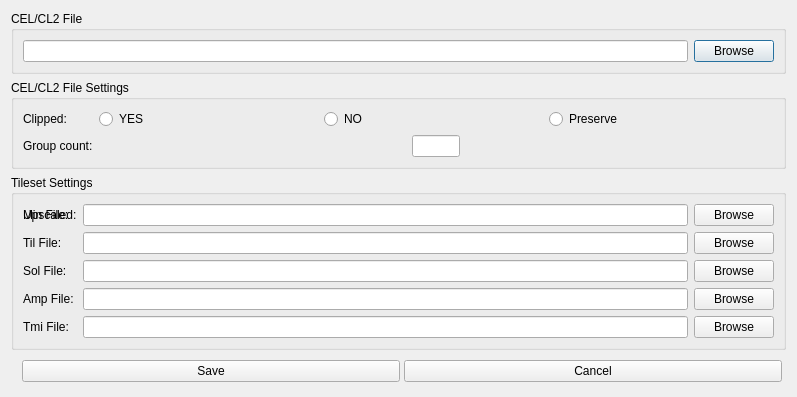
Before: the Qt Designer form source/saveasdialog.ui in pionere/d1-graphics-tool, drawn with Qt 5.
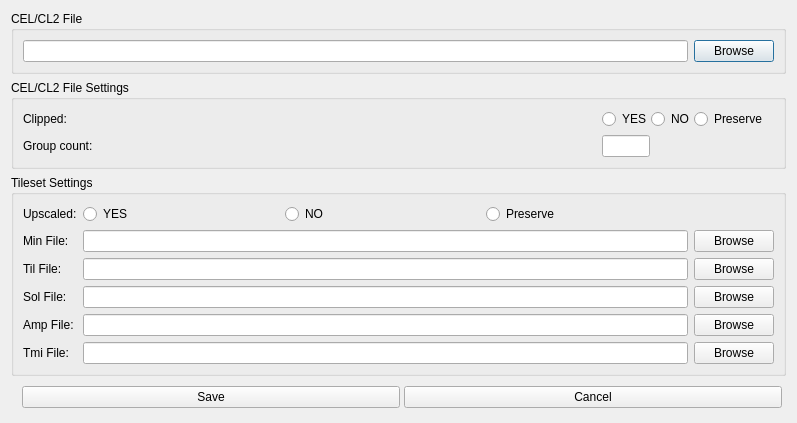
After: the same form once the commit is applied.

Diff of the .ui file:
```diff
--- a/source/saveasdialog.ui
+++ b/source/saveasdialog.ui
@@ -117,25 +117,14 @@
         </layout>
        </widget>
       </item>
+      <item row="0" column="2">
+       <spacer name="horizontalSpacer_2_0">
+        <property name="orientation">
+         <enum>Qt::Horizontal</enum>
+        </property>
+       </spacer>
+      </item>
       <item row="1" column="1">
-       <widget class="QWidget" name="celGroupWidget" native="true">
-        <layout class="QHBoxLayout" name="horizontalLayout_5">
-         <property name="spacing">
-          <number>0</number>
-         </property>
-         <property name="leftMargin">
-          <number>0</number>
-         </property>
-         <property name="topMargin">
-          <number>0</number>
-         </property>
-         <property name="rightMargin">
-          <number>0</number>
-         </property>
-         <property name="bottomMargin">
-          <number>0</number>
-         </property>
-         <item>
           <widget class="QLineEdit" name="celGroupEdit">
            <property name="minimumSize">
             <size>
@@ -154,8 +143,12 @@
            </property>
           </widget>
          </item>
-        </layout>
-       </widget>
+      <item row="1" column="2">
+       <spacer name="horizontalSpacer_2_1">
+        <property name="orientation">
+         <enum>Qt::Horizontal</enum>
+        </property>
+       </spacer>
       </item>
      </layout>
     </widget>
@@ -224,105 +217,112 @@
         </layout>
        </widget>
       </item>
-      <item row="0" column="0">
+      <item row="0" column="2">
+       <spacer name="horizontalSpacer_3_0">
+        <property name="orientation">
+         <enum>Qt::Horizontal</enum>
+        </property>
+       </spacer>
+      </item>
+      <item row="1" column="0">
        <widget class="QLabel" name="tilMinFileLabel">
         <property name="text">
          <string>Min File:</string>
         </property>
        </widget>
       </item>
-      <item row="0" column="1">
+      <item row="1" column="1">
        <widget class="QLineEdit" name="outputMinFileEdit">
         <property name="readOnly">
          <bool>true</bool>
         </property>
        </widget>
       </item>
-      <item row="0" column="2">
+      <item row="1" column="2">
        <widget class="QPushButton" name="outputMinFileBrowseButton">
         <property name="text">
          <string>Browse</string>
         </property>
        </widget>
       </item>
-      <item row="1" column="0">
+      <item row="2" column="0">
        <widget class="QLabel" name="tilTilFileLabel">
         <property name="text">
          <string>Til File:</string>
         </property>
        </widget>
       </item>
-      <item row="1" column="1">
+      <item row="2" column="1">
        <widget class="QLineEdit" name="outputTilFileEdit">
         <property name="readOnly">
          <bool>true</bool>
         </property>
        </widget>
       </item>
-      <item row="1" column="2">
+      <item row="2" column="2">
        <widget class="QPushButton" name="outputTilFileBrowseButton">
         <property name="text">
          <string>Browse</string>
         </property>
        </widget>
       </item>
-      <item row="2" column="0">
+      <item row="3" column="0">
        <widget class="QLabel" name="tilSolFileLabel">
         <property name="text">
          <string>Sol File:</string>
         </property>
        </widget>
       </item>
-      <item row="2" column="1">
+      <item row="3" column="1">
        <widget class="QLineEdit" name="outputSolFileEdit">
         <property name="readOnly">
          <bool>true</bool>
         </property>
        </widget>
       </item>
-      <item row="2" column="2">
+      <item row="3" column="2">
        <widget class="QPushButton" name="outputSolFileBrowseButton">
         <property name="text">
          <string>Browse</string>
         </property>
        </widget>
       </item>
-      <item row="3" column="0">
+      <item row="4" column="0">
        <widget class="QLabel" name="tilAmpFileLabel">
         <property name="text">
          <string>Amp File:</string>
         </property>
        </widget>
       </item>
-      <item row="3" column="1">
+      <item row="4" column="1">
        <widget class="QLineEdit" name="outputAmpFileEdit">
         <property name="readOnly">
          <bool>true</bool>
         </property>
        </widget>
       </item>
-      <item row="3" column="2">
+      <item row="4" column="2">
        <widget class="QPushButton" name="outputAmpFileBrowseButton">
         <property name="text">
          <string>Browse</string>
         </property>
        </widget>
       </item>
-      <item row="4" column="0">
+      <item row="5" column="0">
        <widget class="QLabel" name="tilTmiFileLabel">
         <property name="text">
          <string>Tmi File:</string>
         </property>
        </widget>
       </item>
-      <item row="4" column="1">
+      <item row="5" column="1">
        <widget class="QLineEdit" name="outputTmiFileEdit">
         <property name="readOnly">
          <bool>true</bool>
         </property>
        </widget>
       </item>
-      <item row="4" column="2">
+      <item row="5" column="2">
        <widget class="QPushButton" name="outputTmiFileBrowseButton">
         <property name="text">
          <string>Browse</string>
```
Lines whose indentation alone changed are shown as unchanged.
